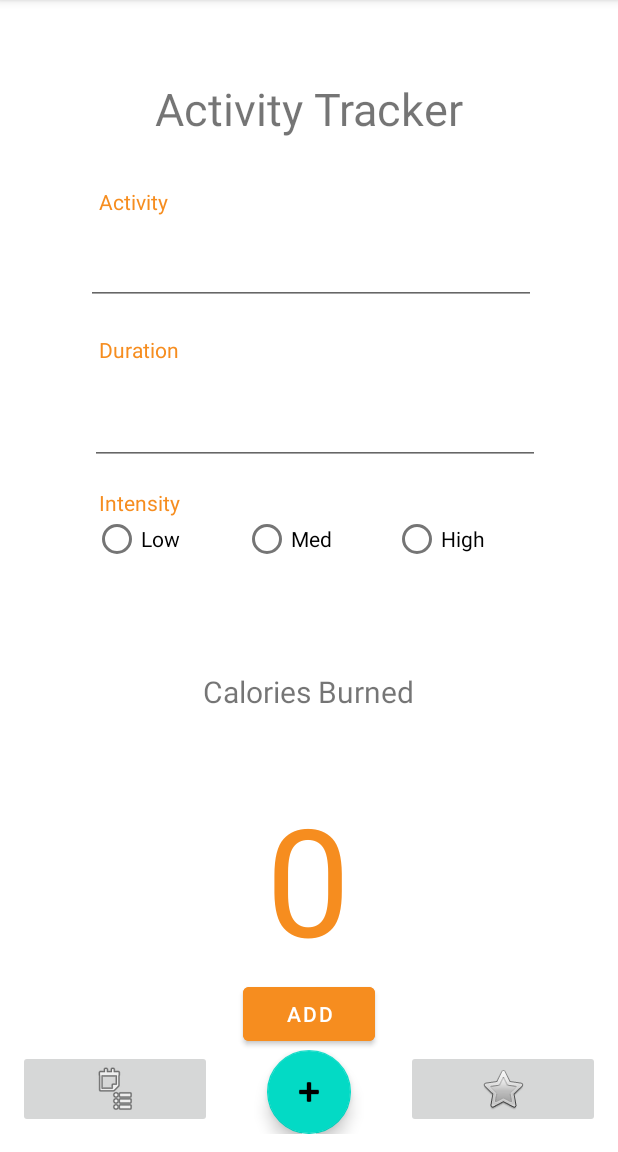
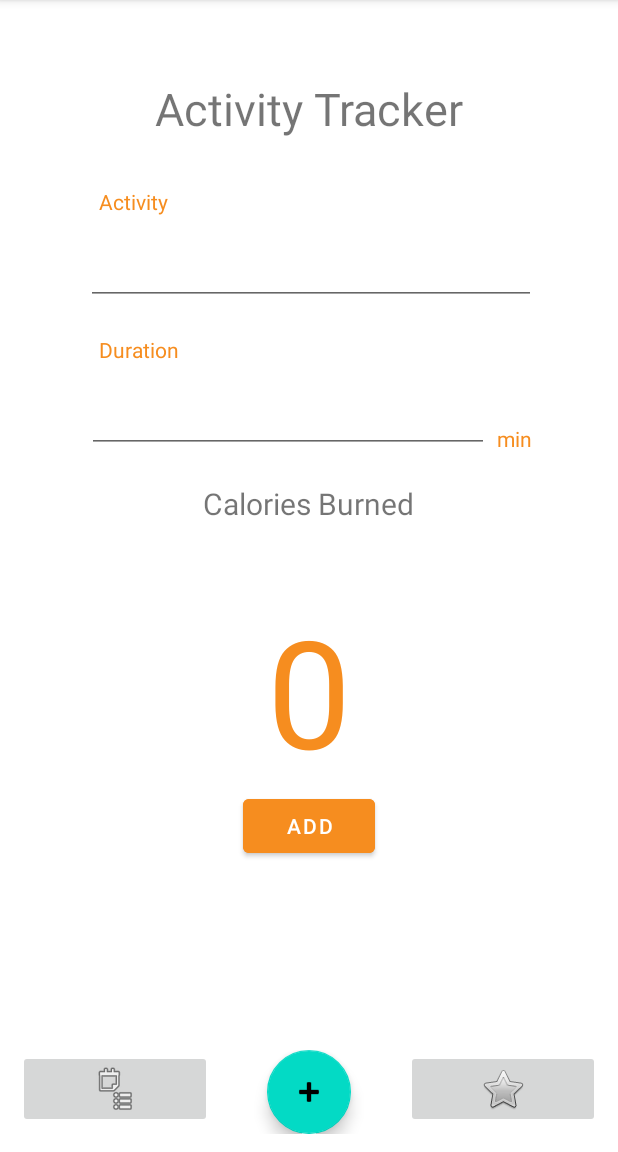
Before and after one commit to ss251/WeFit, an Android app: the AddExerciseFragment screen opened through its navigation route, on a phone screen of 412 x 824 dp, the part 84-1236 px from its top. Run offline under Robolectric (Android 15) with nearby library versions, the phone set to English and light mode, and no system bars.

Commit message:
fix activity tracking

```diff
--- a/app/src/main/AndroidManifest.xml
+++ b/app/src/main/AndroidManifest.xml
@@ -11,8 +11,8 @@
         android:supportsRtl="true"
         android:theme="@style/Theme.WeFit">
         <activity android:name=".onboard.WeightActivity" />
-        <activity android:name=".MainActivity"></activity>
-        <activity android:name=".onboard.GetNameActivity">
+        <activity android:name=".onboard.GetNameActivity">        </activity>
+        <activity android:name=".MainActivity">
         <intent-filter>
                 <action android:name="android.intent.action.MAIN" />
 
--- a/app/src/main/java/edu/uw/ss251/wefit/AddExerciseFragment.kt
+++ b/app/src/main/java/edu/uw/ss251/wefit/AddExerciseFragment.kt
@@ -1,17 +1,22 @@
 package edu.uw.ss251.wefit
 
+import android.R
 import android.content.Context
 import android.os.Bundle
-import androidx.fragment.app.Fragment
+import android.util.Log
 import android.view.LayoutInflater
 import android.view.View
 import android.view.ViewGroup
+import android.widget.Toast
+import androidx.core.widget.addTextChangedListener
+import androidx.fragment.app.Fragment
 import edu.uw.ss251.wefit.databinding.FragmentAddExerciseBinding
-import edu.uw.ss251.wefit.databinding.FragmentGoalsBinding
+
+const val INTENSITY = 5
 
 class AddExerciseFragment : Fragment() {
 
-    var userWeight = 0.0
+    private var userWeight = 0.0
     override fun onAttach(context: Context) {
         super.onAttach(context)
         val myApp = context.applicationContext as WeFitApplication
@@ -24,14 +29,44 @@ class AddExerciseFragment : Fragment() {
         savedInstanceState: Bundle?
     ): View? {
         val binding = FragmentAddExerciseBinding.inflate(inflater)
+        with(binding) {
+            var duration = "0"
+            var exerciseName = ""
+            var calcedCaloriesBurned = 0
 
-        with(binding) {
+            caloriesBurned.text = calcedCaloriesBurned.toString()
 
+            editActivityDuration.addTextChangedListener{
+                if(editActivityDuration.text.toString() != ""){
+                    duration = editActivityDuration.text.toString()
+                    calcedCaloriesBurned = calcCalories(duration.toInt(), INTENSITY)
+                    Log.i("LEBRON DURATION", duration)
+                    Log.i("LEBRON CAL", calcedCaloriesBurned.toString())
+                    caloriesBurned.text = calcedCaloriesBurned.toString()
+                }
+            }
+
+            editActivityName.addTextChangedListener {
+                exerciseName = editActivityName.text.toString()
+                calcedCaloriesBurned = calcCalories(duration.toInt(), INTENSITY)
+                Log.i("LEBRON NAME", duration)
+                Log.i("LEBRON NAME CAL", calcedCaloriesBurned.toString())
+                caloriesBurned.text = calcedCaloriesBurned.toString()
+            }
+
+            add.setOnClickListener {
+                editActivityDuration.setText("0")
+                editActivityName.text.clear()
+                calcedCaloriesBurned = 0
+                Toast.makeText(activity, "Activity Succesfully Logged", Toast.LENGTH_SHORT).show()
+            }
         }
         return binding.root
     }
 
-    fun calcCalories(duration: Int, intensity: Int): Double {
-        return duration * (intensity * userWeight)/200
+
+    fun calcCalories(duration: Int, intensity: Int): Int {
+        return (duration * (intensity * userWeight) /200).toInt()
     }
+
 }
--- a/app/src/main/java/edu/uw/ss251/wefit/WeFitApplication.kt
+++ b/app/src/main/java/edu/uw/ss251/wefit/WeFitApplication.kt
@@ -8,7 +8,7 @@ class WeFitApplication: Application() {
 	}
 
 	var userName = "Guest"
-	var weight = 0.0 // kgs
+	var weight = 69.0 // kgs
 
 //	var activityMap = mutableMapOf<String, List<MutableMap<String, String>>>()
 
--- a/app/src/main/java/edu/uw/ss251/wefit/model/Exercise.kt
+++ b/app/src/main/java/edu/uw/ss251/wefit/model/Exercise.kt
@@ -7,5 +7,5 @@ import kotlinx.android.parcel.Parcelize
 data class Exercise(
     val name: String,
     val duration: Int,
-    val intensity: Int // low: 3, med: 5, high: 7
+    val calories_burned: Int,
 ): Parcelable
--- a/app/src/main/res/layout/fragment_add_exercise.xml
+++ b/app/src/main/res/layout/fragment_add_exercise.xml
@@ -21,16 +21,26 @@
 
     <EditText
         android:id="@+id/editActivityDuration"
-        android:layout_width="300dp"
-        android:layout_height="55dp"
-        android:layout_marginTop="12dp"
+        android:layout_width="268dp"
+        android:layout_height="51dp"
+        android:layout_marginTop="8dp"
         android:inputType="number"
         app:layout_constraintEnd_toEndOf="parent"
-        app:layout_constraintHorizontal_bias="0.544"
+        app:layout_constraintHorizontal_bias="0.384"
         app:layout_constraintStart_toStartOf="parent"
-        app:layout_constraintTop_toBottomOf="@id/activityDuration"
-        app:layout_constraintBottom_toTopOf="@id/intensityTitle"
-        />
+        app:layout_constraintTop_toBottomOf="@id/activityDuration" />
+
+    <TextView
+        android:id="@+id/minAdornement"
+        android:layout_width="wrap_content"
+        android:layout_height="wrap_content"
+        android:layout_marginTop="40dp"
+        android:text="min"
+        android:textColor="@color/orange"
+        app:layout_constraintEnd_toEndOf="parent"
+        app:layout_constraintHorizontal_bias="0.111"
+        app:layout_constraintStart_toEndOf="@id/editActivityDuration"
+        app:layout_constraintTop_toBottomOf="@id/activityDuration" />
 
     <TextView
         android:id="@+id/activityDuration"
@@ -66,65 +76,19 @@
         app:layout_constraintStart_toStartOf="parent"
         app:layout_constraintTop_toBottomOf="@id/title" />
 
-    <TextView
-        android:id="@+id/intensityTitle"
-        android:layout_width="120sp"
-        android:layout_height="wrap_content"
-        android:text="Intensity"
-        android:textColor="@color/orange"
-        android:layout_marginTop="15dp"
-        android:layout_marginBottom="15dp"
-        app:layout_constraintBottom_toTopOf="@+id/radioGroup"
-        app:layout_constraintEnd_toEndOf="parent"
-        app:layout_constraintHorizontal_bias="0.201"
-        app:layout_constraintStart_toStartOf="parent"
-        app:layout_constraintTop_toBottomOf="@+id/editActivityDuration"
-        app:layout_constraintVertical_bias="1.0" />
-
-    <RadioGroup
-        android:id="@+id/radioGroup"
-        android:layout_width="match_parent"
-        android:layout_marginStart="50dp"
-        android:layout_height="wrap_content"
-        app:layout_constraintTop_toBottomOf="@id/editActivityDuration"
-        app:layout_constraintBottom_toTopOf="@id/caloriesBurnedTitle"
-        android:orientation="horizontal">
-
-        <RadioButton
-            android:id="@+id/lowIntensity"
-            android:layout_width="100dp"
-            android:layout_height="wrap_content"
-            android:onClick="onRadioButtonClicked"
-            android:text="Low" />
-
-        <RadioButton
-            android:id="@+id/medIntensity"
-            android:layout_width="100dp"
-            android:layout_height="wrap_content"
-            android:onClick="onRadioButtonClicked"
-            android:text="Med" />
-
-        <RadioButton
-            android:id="@+id/highIntensity"
-            android:layout_width="100dp"
-            android:layout_height="wrap_content"
-            android:onClick="onRadioButtonClicked"
-            android:text="High" />
-    </RadioGroup>
-
 
     <TextView
         android:id="@+id/caloriesBurnedTitle"
         android:layout_width="wrap_content"
         android:layout_height="wrap_content"
-        android:layout_marginTop="64dp"
         android:text="Calories Burned"
         android:textSize="20sp"
+        android:layout_marginTop="20dp"
         app:layout_constraintBottom_toTopOf="@id/caloriesBurned"
         app:layout_constraintEnd_toEndOf="parent"
         app:layout_constraintHorizontal_bias="0.498"
         app:layout_constraintStart_toStartOf="parent"
-        app:layout_constraintTop_toBottomOf="@+id/radioGroup" />
+        app:layout_constraintTop_toBottomOf="@+id/editActivityDuration" />
 
     <TextView
         android:id="@+id/caloriesBurned"
@@ -137,7 +101,6 @@
         android:visibility="visible"
         app:layout_constraintBottom_toTopOf="@id/add"
         app:layout_constraintEnd_toEndOf="parent"
-        app:layout_constraintHorizontal_bias="0.498"
         app:layout_constraintStart_toStartOf="parent"
         app:layout_constraintTop_toBottomOf="@id/caloriesBurnedTitle" />
 
@@ -148,10 +111,10 @@
         android:text="Add"
         android:visibility="visible"
         android:backgroundTint="@color/orange"
-        app:layout_constraintBottom_toBottomOf="parent"
         app:layout_constraintEnd_toEndOf="parent"
         app:layout_constraintStart_toStartOf="parent"
-        app:layout_constraintTop_toBottomOf="@+id/caloriesBurned" />
+        app:layout_constraintTop_toBottomOf="@+id/caloriesBurned"
+        />
 
 
 </androidx.constraintlayout.widget.ConstraintLayout>
```
